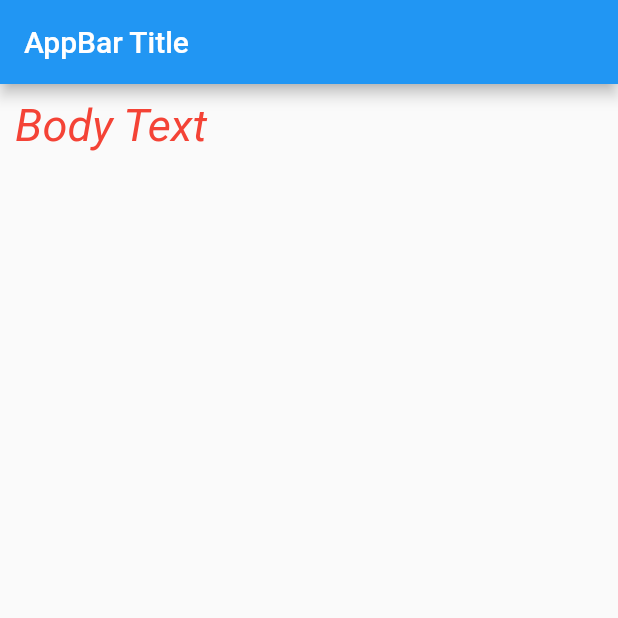
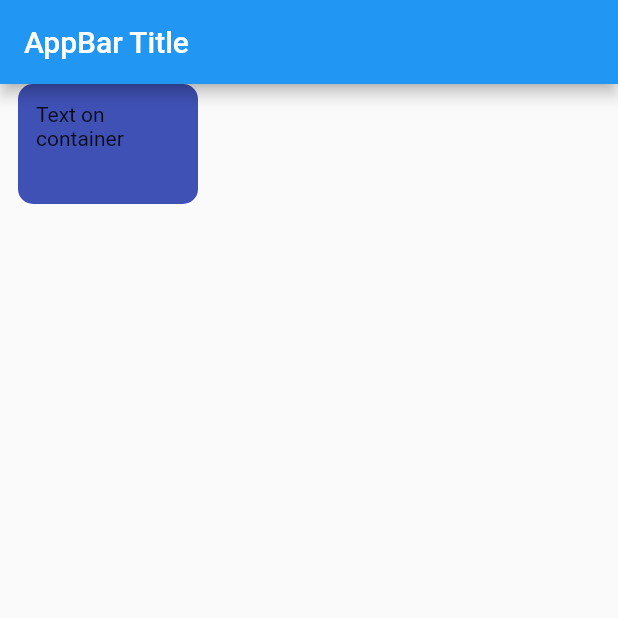
Before and after one commit to thetahmeed/Flutter, a Flutter app: the screen it shows after launch, on a phone screen of 412 x 824 dp, the top half of it. Run offline on Flutter 3.47's test engine with Material 2 defaults, Android fonts, the phone set to English and light mode, and no system bars.

Commit message:
Container

```diff
--- a/eleven/lib/main.dart
+++ b/eleven/lib/main.dart
@@ -20,16 +20,16 @@ class HomePage extends StatelessWidget {
       appBar: AppBar(
         title: Text("AppBar Title"),
       ),
-      body: Padding(
-        padding: EdgeInsets.all(10.0),
-        child: Text("Body Text",
-        textAlign: TextAlign.center,
-        style: TextStyle(
-          color: Colors.red,
-          fontSize: 30,
-          fontStyle: FontStyle.italic
+      body: Container(
+        margin: EdgeInsets.only(left: 12),
+        padding: EdgeInsets.all(12),
+        height: 80,
+        width: 120,
+        decoration: BoxDecoration(
+          color: Colors.indigo,
+          borderRadius: BorderRadius.circular(10)
           ),
-        ),
+        child: Text("Text on container"),
       )
     );
   }
```
